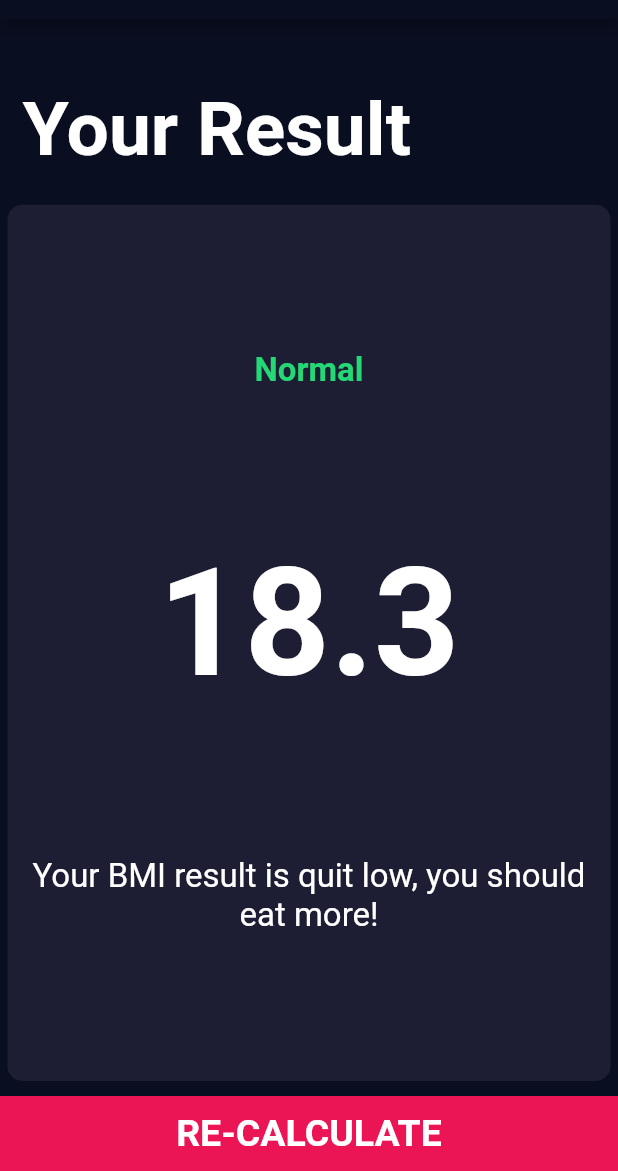
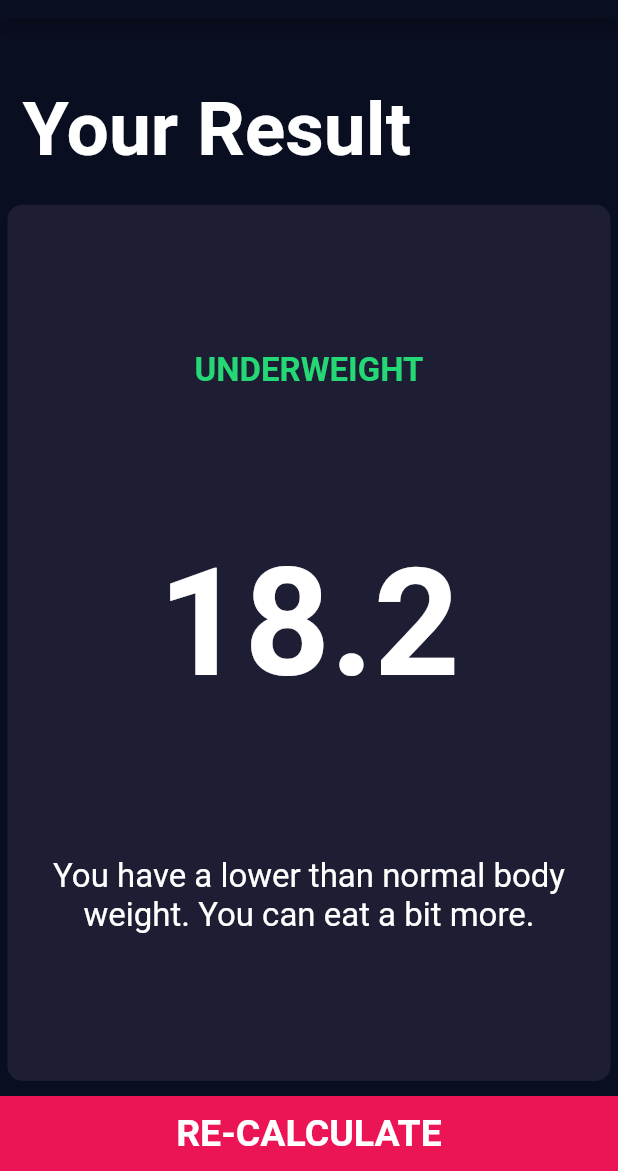
Before and after one commit to abhishtomish/BMI_Calculator_Flutter, a Flutter app: the screen it shows after launch, after a tap on "CALCULATE", on a phone screen of 412 x 824 dp, the part 65-1236 px from its top. Run offline on Flutter 3.47's test engine with Material 2 defaults, Android fonts, the phone set to English and light mode, and no system bars; our stand-ins replace font_awesome_flutter.

Commit message:
Calculation added

```diff
--- /dev/null
+++ b/lib/calculator_brain.dart
@@ -0,0 +1,35 @@
+import 'dart:math';
+
+class CalculatorBrain {
+  CalculatorBrain({this.height, this.weight});
+
+  final int height;
+  final int weight;
+
+  double _bmi;
+
+  String calculateBMI() {
+    _bmi = weight / (pow(height / 100, 2));
+    return _bmi.toStringAsFixed(1);
+  }
+
+  String getResult() {
+    if (_bmi >= 25) {
+      return 'Overweight';
+    } else if (_bmi > 18.5) {
+      return 'Normal';
+    } else {
+      return 'Underweight';
+    }
+  }
+
+  String getInterpretation() {
+    if (_bmi >= 25) {
+      return 'You have a higher than normal body eight. Try to exercise more.';
+    } else if (_bmi > 18.5) {
+      return 'You have a normal body weight. Good job!';
+    } else {
+      return 'You have a lower than normal body weight. You can eat a bit more.';
+    }
+  }
+}
--- a/lib/screens/input_page.dart
+++ b/lib/screens/input_page.dart
@@ -1,3 +1,4 @@
+import 'package:bmi_calculator/calculator_brain.dart';
 import 'package:bmi_calculator/components/bottom_button.dart';
 import 'package:bmi_calculator/components/icon_content.dart';
 import 'package:bmi_calculator/components/reusable_card.dart';
@@ -216,10 +217,17 @@ class _InputPageState extends State<InputPage> {
           BottomButton(
             buttonTitle: 'CALCULATE',
             onTap: () {
+              CalculatorBrain calc =
+                  CalculatorBrain(height: height, weight: weight);
+
               Navigator.push(
                 context,
                 MaterialPageRoute(
-                  builder: (context) => ResultsPage(),
+                  builder: (context) => ResultsPage(
+                    bmiResult: calc.calculateBMI(),
+                    resultText: calc.getResult(),
+                    interpretation: calc.getInterpretation(),
+                  ),
                 ),
               );
             },
--- a/lib/screens/results_page.dart
+++ b/lib/screens/results_page.dart
@@ -4,6 +4,15 @@ import 'package:bmi_calculator/constants.dart';
 import 'package:flutter/material.dart';
 
 class ResultsPage extends StatelessWidget {
+  ResultsPage(
+      {@required this.bmiResult,
+      @required this.resultText,
+      @required this.interpretation});
+
+  final String bmiResult;
+  final String resultText;
+  final String interpretation;
+
   @override
   Widget build(BuildContext context) {
     return Scaffold(
@@ -35,15 +44,15 @@ class ResultsPage extends StatelessWidget {
                 crossAxisAlignment: CrossAxisAlignment.center,
                 children: <Widget>[
                   Text(
-                    'Normal',
+                    resultText.toUpperCase(),
                     style: kResultTextStyle,
                   ),
                   Text(
-                    '18.3',
+                    bmiResult,
                     style: kBMITextStyle,
                   ),
                   Text(
-                    'Your BMI result is quit low, you should eat more!',
+                    interpretation,
                     textAlign: TextAlign.center,
                     style: kBodyTextStyle,
                   ),
```
